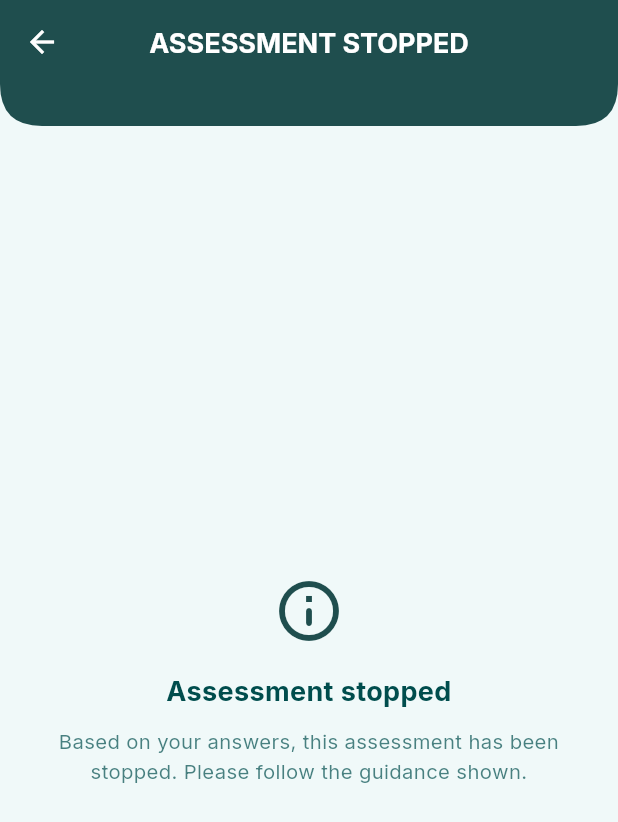
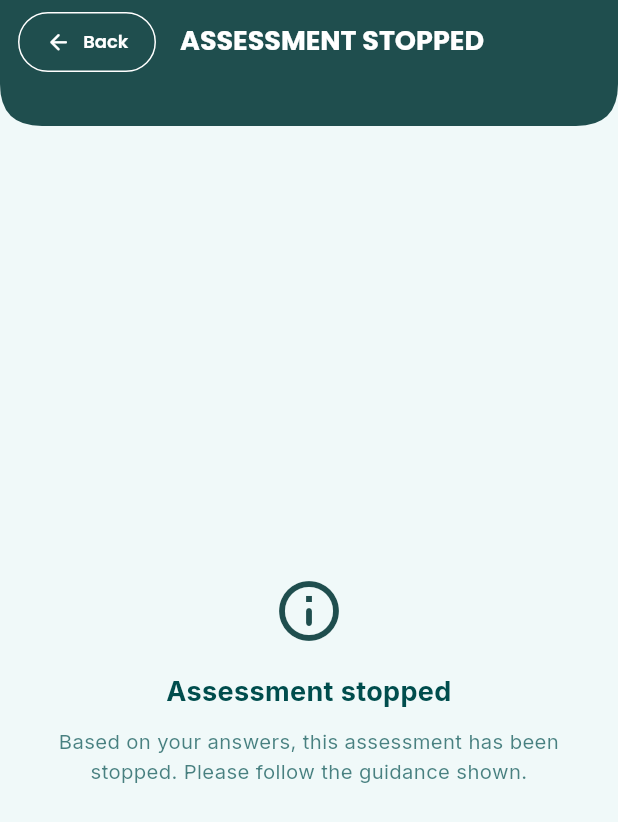
Before and after one commit to bryann54/my_wellness, a Flutter app: the AssessmentTerminatedRouteView screen opened directly, on a phone screen of 412 x 824 dp. Shown: the top 822 px of the screen. Run offline on Flutter 3.47's test engine with Material 3 defaults, Android fonts, the phone set to English and light mode, and no system bars; our stand-ins replace auto_route, bloc, bloc_concurrency, connectivity_plus, dartz, dio and 18 more; missing offline and left inert: onesignal_flutter, phosphor_icons; accounts and stored records are empty; generated files the repository leaves out were written again; network calls fail.

Commit message:
style: align shared UI primitives with guide

```diff
--- a/lib/common/res/app_typography.dart
+++ b/lib/common/res/app_typography.dart
@@ -1,24 +1,24 @@
 import 'package:flutter/material.dart';
 import 'package:google_fonts/google_fonts.dart';
 
-/// Strict typography scale. Inter is the only font in this app.
+/// Strict typography scale. Poppins is the only font in this app.
 /// No decorative fonts. No per-widget font swaps.
 abstract final class AppTypography {
   static TextTheme get textTheme => TextTheme(
     // Display — used only on splash/onboarding hero titles
-    displayLarge: GoogleFonts.inter(
+    displayLarge: GoogleFonts.poppins(
       fontSize: 32,
       fontWeight: FontWeight.w700,
       height: 1.2,
       letterSpacing: -0.4,
     ),
-    displayMedium: GoogleFonts.inter(
+    displayMedium: GoogleFonts.poppins(
       fontSize: 28,
       fontWeight: FontWeight.w700,
       height: 1.2,
       letterSpacing: -0.3,
     ),
-    displaySmall: GoogleFonts.inter(
+    displaySmall: GoogleFonts.poppins(
       fontSize: 24,
       fontWeight: FontWeight.w700,
       height: 1.25,
@@ -26,68 +26,68 @@ abstract final class AppTypography {
     ),
 
     // Headline — screen titles
-    headlineLarge: GoogleFonts.inter(
+    headlineLarge: GoogleFonts.poppins(
       fontSize: 22,
       fontWeight: FontWeight.w600,
       height: 1.3,
     ),
-    headlineMedium: GoogleFonts.inter(
+    headlineMedium: GoogleFonts.poppins(
       fontSize: 20,
       fontWeight: FontWeight.w600,
       height: 1.3,
     ),
-    headlineSmall: GoogleFonts.inter(
+    headlineSmall: GoogleFonts.poppins(
       fontSize: 18,
       fontWeight: FontWeight.w600,
       height: 1.3,
     ),
 
     // Title — section headers, button labels
-    titleLarge: GoogleFonts.inter(
+    titleLarge: GoogleFonts.poppins(
       fontSize: 17,
       fontWeight: FontWeight.w600,
       height: 1.3,
     ),
-    titleMedium: GoogleFonts.inter(
+    titleMedium: GoogleFonts.poppins(
       fontSize: 16,
       fontWeight: FontWeight.w600,
       height: 1.3,
     ),
-    titleSmall: GoogleFonts.inter(
+    titleSmall: GoogleFonts.poppins(
       fontSize: 15,
       fontWeight: FontWeight.w600,
       height: 1.3,
     ),
 
     // Body — copy
-    bodyLarge: GoogleFonts.inter(
+    bodyLarge: GoogleFonts.poppins(
       fontSize: 16,
       fontWeight: FontWeight.w400,
       height: 1.5,
     ),
-    bodyMedium: GoogleFonts.inter(
+    bodyMedium: GoogleFonts.poppins(
       fontSize: 14,
       fontWeight: FontWeight.w400,
       height: 1.5,
     ),
-    bodySmall: GoogleFonts.inter(
+    bodySmall: GoogleFonts.poppins(
       fontSize: 13,
       fontWeight: FontWeight.w400,
       height: 1.45,
     ),
 
     // Label — overlines, helper text
-    labelLarge: GoogleFonts.inter(
+    labelLarge: GoogleFonts.poppins(
       fontSize: 15,
       fontWeight: FontWeight.w500,
       height: 1.3,
     ),
-    labelMedium: GoogleFonts.inter(
+    labelMedium: GoogleFonts.poppins(
       fontSize: 13,
       fontWeight: FontWeight.w500,
       height: 1.3,
     ),
-    labelSmall: GoogleFonts.inter(
+    labelSmall: GoogleFonts.poppins(
       fontSize: 12,
       fontWeight: FontWeight.w500,
       height: 1.3,
--- a/lib/common/widgets/app_fab.dart
+++ b/lib/common/widgets/app_fab.dart
@@ -89,7 +89,7 @@ class AppFab extends StatelessWidget {
       icon: icon,
       label: Text(
         label ?? '',
-        style: GoogleFonts.inter(
+        style: GoogleFonts.poppins(
           fontSize: 14.5,
           fontWeight: FontWeight.w600,
           letterSpacing: 0.5,
--- a/lib/common/widgets/app_snackbar.dart
+++ b/lib/common/widgets/app_snackbar.dart
@@ -256,7 +256,7 @@ class _Bubble extends StatelessWidget {
             Expanded(
               child: Text(
                 message,
-                style: GoogleFonts.inter(
+                style: GoogleFonts.poppins(
                   fontSize: 13.5,
                   fontWeight: FontWeight.w500,
                   height: 1.35,
@@ -279,7 +279,7 @@ class _Bubble extends StatelessWidget {
                 ),
                 child: Text(
                   actionLabel!,
-                  style: GoogleFonts.inter(
+                  style: GoogleFonts.poppins(
                     fontSize: 13,
                     fontWeight: FontWeight.w700,
                   ),
--- a/lib/common/widgets/app_version_footer.dart
+++ b/lib/common/widgets/app_version_footer.dart
@@ -34,7 +34,7 @@ class _AppVersionFooterState extends State<AppVersionFooter> {
 
     return Text(
       _version,
-      style: GoogleFonts.acme(
+      style: GoogleFonts.poppins(
         fontSize: 11,
         letterSpacing: 2,
         color: Theme.of(context).colorScheme.onSurface.withValues(alpha: 0.35),
--- a/lib/common/widgets/appbar/app_bar_home_content.dart
+++ b/lib/common/widgets/appbar/app_bar_home_content.dart
@@ -44,7 +44,7 @@ class AppBarHomeContent extends StatelessWidget {
                     children: [
                       Text(
                         AppLocalizations.getString(context, 'common.hello'),
-                        style: GoogleFonts.inter(
+                        style: GoogleFonts.poppins(
                           fontSize: 16,
                           height: 1.1,
                           color: AppColors.textOnPrimary.withValues(
@@ -57,7 +57,7 @@ class AppBarHomeContent extends StatelessWidget {
                       Expanded(
                         child: Text(
                           username.isNotEmpty ? username : '...',
-                          style: GoogleFonts.inter(
+                          style: GoogleFonts.poppins(
                             fontSize: 18,
                             height: 1.1,
                             fontWeight: FontWeight.w600,
@@ -98,7 +98,7 @@ class AppBarHomeContent extends StatelessWidget {
               child: Center(
                 child: Text(
                   username.isNotEmpty ? username : '...',
-                  style: GoogleFonts.inter(
+                  style: GoogleFonts.poppins(
                     fontWeight: FontWeight.w700,
                     fontSize: 15,
                     color: AppColors.textOnPrimary,
--- a/lib/common/widgets/appbar/app_bar_notifications_button.dart
+++ b/lib/common/widgets/appbar/app_bar_notifications_button.dart
@@ -116,7 +116,7 @@ class AppBarNotificationsButton extends StatelessWidget {
                 child: Center(
                   child: Text(
                     _badgeLabel,
-                    style: GoogleFonts.inter(
+                    style: GoogleFonts.poppins(
                       fontSize: 10,
                       height: 1.0,
                       fontWeight: FontWeight.w700,
--- a/lib/common/widgets/appbar/custom_app_bar.dart
+++ b/lib/common/widgets/appbar/custom_app_bar.dart
@@ -76,13 +76,20 @@ class CustomAppBar extends StatelessWidget {
           ),
           surfaceTintColor: Colors.transparent,
           centerTitle: true,
-          automaticallyImplyLeading: !isTabRoot,
+          automaticallyImplyLeading: false,
+          leadingWidth: isHome || isTabRoot ? null : 104,
+          leading: isHome || isTabRoot
+              ? null
+              : const Padding(
+                  padding: EdgeInsets.only(left: 12, top: 8, bottom: 8),
+                  child: _PageBackButton(),
+                ),
           title: isHome || title == null
               ? null
               : _AppBarTitle(
                   title: title!,
                   heroTag: titleHeroTag,
-                  style: GoogleFonts.inter(
+                  style: GoogleFonts.poppins(
                     fontWeight: FontWeight.w700,
                     fontSize: 18,
                     color: AppColors.textOnPrimary,
@@ -98,6 +105,33 @@ class CustomAppBar extends StatelessWidget {
           ),
         );
       },
+    );
+  }
+}
+
+class _PageBackButton extends StatelessWidget {
+  const _PageBackButton();
+
+  @override
+  Widget build(BuildContext context) {
+    return Semantics(
+      button: true,
+      label: 'Back',
+      child: OutlinedButton.icon(
+        onPressed: () => Navigator.maybePop(context),
+        icon: const Icon(Icons.arrow_back_rounded, size: 17),
+        label: const Text('Back'),
+        style: OutlinedButton.styleFrom(
+          foregroundColor: AppColors.textOnPrimary,
+          side: const BorderSide(color: AppColors.textOnPrimary, width: 1),
+          padding: const EdgeInsets.symmetric(horizontal: 10),
+          textStyle: GoogleFonts.poppins(
+            fontSize: 12,
+            fontWeight: FontWeight.w600,
+          ),
+          shape: const StadiumBorder(),
+        ),
+      ),
     );
   }
 }
--- a/lib/common/widgets/auth_divider.dart
+++ b/lib/common/widgets/auth_divider.dart
@@ -27,7 +27,7 @@ class AuthDivider extends StatelessWidget {
           ),
           Text(
             text,
-            style: GoogleFonts.inter(
+            style: GoogleFonts.poppins(
               fontSize: 14,
               color: isDarkMode ? Colors.grey[400] : Colors.grey[600],
             ),
--- a/lib/common/widgets/bottom_nav_widget.dart
+++ b/lib/common/widgets/bottom_nav_widget.dart
@@ -104,7 +104,7 @@ class CustomFlashyBottomNav extends StatelessWidget {
       ),
       title: Text(
         title,
-        style: GoogleFonts.inter(
+        style: GoogleFonts.poppins(
           fontSize: 12,
           fontWeight: isActive ? FontWeight.w600 : FontWeight.w500,
         ),
--- a/lib/common/widgets/drop_down_field.dart
+++ b/lib/common/widgets/drop_down_field.dart
@@ -288,7 +288,7 @@ class SoftDropdown<T> extends StatelessWidget {
       items: items,
       onChanged: onChanged,
       isExpanded: true,
-      style: GoogleFonts.inter(
+      style: GoogleFonts.poppins(
         fontSize: 15,
         fontWeight: FontWeight.w500,
         color: cs.onSurface,
@@ -298,12 +298,12 @@ class SoftDropdown<T> extends StatelessWidget {
         floatingLabelBehavior: FloatingLabelBehavior.always,
         filled: true,
         fillColor: cs.surfaceContainerHighest,
-        labelStyle: GoogleFonts.inter(
+        labelStyle: GoogleFonts.poppins(
           fontSize: 13.5,
           fontWeight: FontWeight.w600,
           color: cs.onSurface.withValues(alpha: 0.7),
         ),
-        floatingLabelStyle: GoogleFonts.inter(
+        floatingLabelStyle: GoogleFonts.poppins(
           fontSize: 13,
           fontWeight: FontWeight.w600,
           color: cs.primary,
--- a/lib/common/widgets/empty_state_view.dart
+++ b/lib/common/widgets/empty_state_view.dart
@@ -80,7 +80,7 @@ class EmptyStateView extends StatelessWidget {
           Text(
             title,
             textAlign: TextAlign.center,
-            style: GoogleFonts.acme(
+            style: GoogleFonts.poppins(
               fontSize: 22,
               fontWeight: FontWeight.bold,
               color: Theme.of(context).colorScheme.onSurface,
@@ -90,7 +90,7 @@ class EmptyStateView extends StatelessWidget {
           Text(
             subtitle,
             textAlign: TextAlign.center,
-            style: GoogleFonts.actor(
+            style: GoogleFonts.poppins(
               fontSize: 15,
               color: Theme.of(
                 context,
--- a/lib/common/widgets/section_header.dart
+++ b/lib/common/widgets/section_header.dart
@@ -38,7 +38,7 @@ class SectionHeader extends StatelessWidget {
         ],
         Text(
               label,
-              style: GoogleFonts.inter(
+              style: GoogleFonts.poppins(
                 fontSize: fontSize,
                 fontWeight: FontWeight.w600,
                 color: cs.onSurface,
--- a/lib/common/widgets/step_progress.dart
+++ b/lib/common/widgets/step_progress.dart
@@ -36,7 +36,7 @@ class StepProgress extends StatelessWidget {
             alignment: Alignment.centerRight,
             child: Text(
               label!,
-              style: GoogleFonts.inter(
+              style: GoogleFonts.poppins(
                 fontSize: 12,
                 color: cs.onSurface.withValues(alpha: 0.55),
                 fontWeight: FontWeight.w500,
```
Also changed, not shown: lib/common/widgets/app_bottom_sheet.dart (+4 -4 lines), lib/common/widgets/app_search_bar.dart (+4 -16 lines), lib/common/widgets/app_tab_bar.dart (+5 -2 lines), lib/common/widgets/soft_input.dart (+5 -5 lines).
